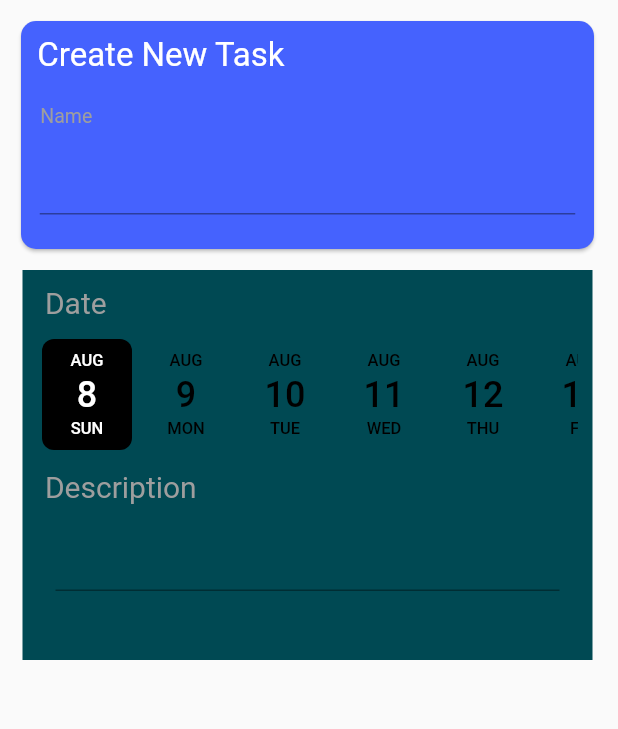
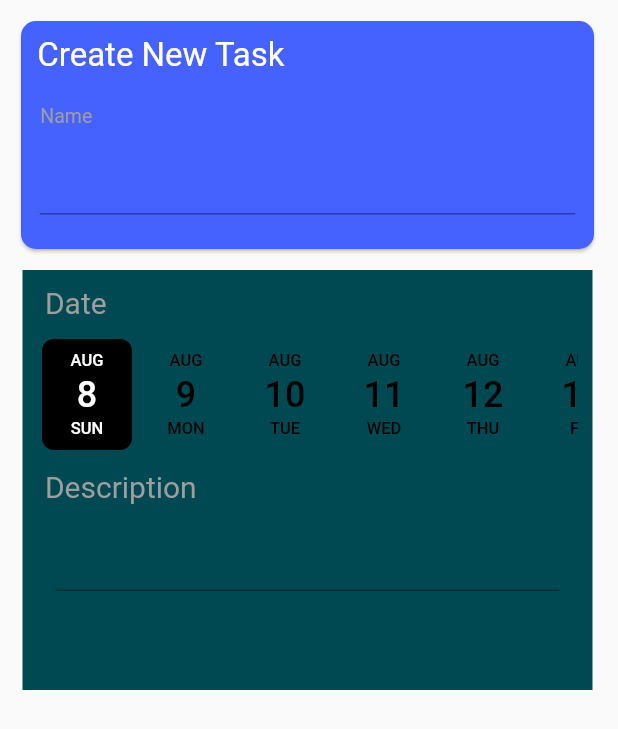
Before and after one commit to zdravkostanin1/tasklist, a Flutter app: the screen it shows after launch, after a tap on the "add" icon, on a phone screen of 412 x 824 dp. Shown: the top 729 px of the screen. Run offline on Flutter 3.47's test engine with Material 2 defaults, Android fonts, the phone set to English and light mode, and no system bars; drawn by our look-alikes of date_picker_timeline; our stand-ins replace animated_bottom_navigation_bar; missing offline and left inert: calendar_appbar.

Commit message:
Changed the height of a Container.

```diff
--- a/lib/CreateTaskScreen.dart
+++ b/lib/CreateTaskScreen.dart
@@ -87,7 +87,7 @@ class _CreateTaskState extends State<CreateTask> {
             Container(
               /// Fixing Width & height
               width: 380.0,
-              height: 260.0,
+              height: 280.0,
               padding: EdgeInsets.all(10),
 
               /// Colors
```
